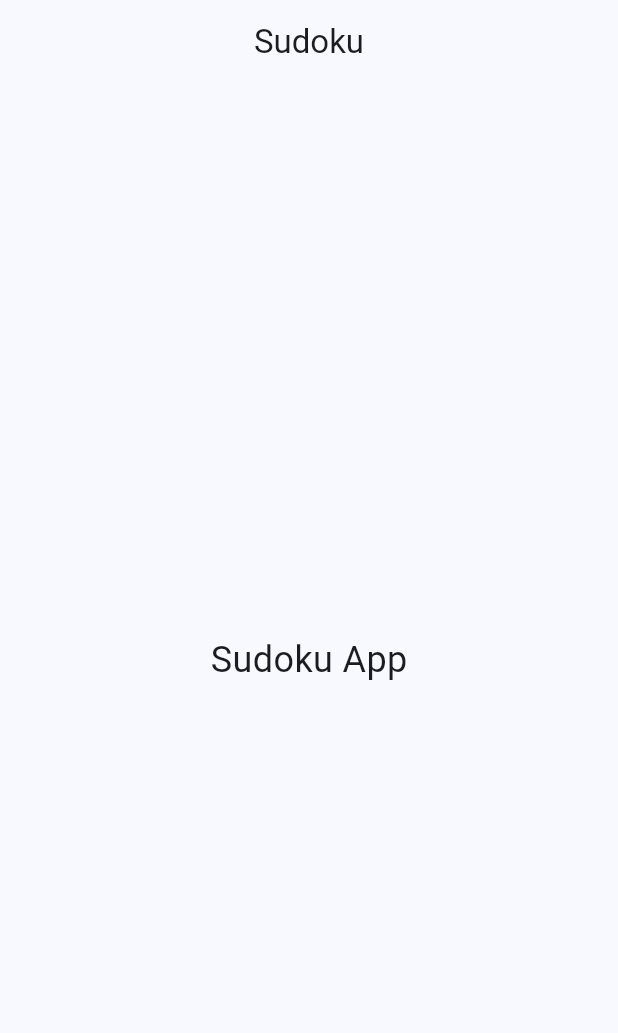
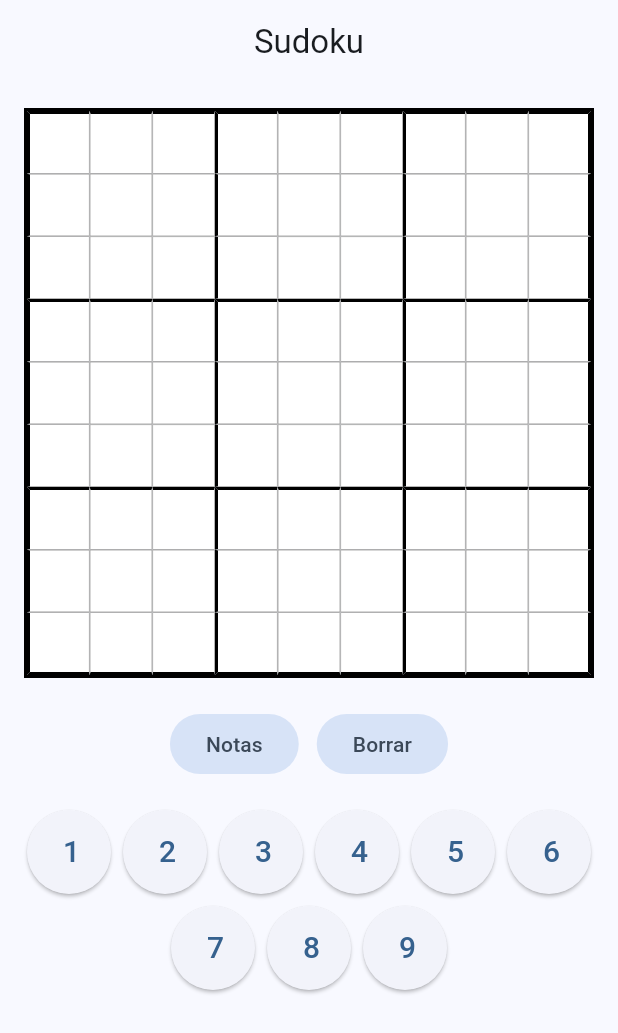
Before and after one commit to Maci050/sudoku_mobile, a Flutter app: the screen it shows after launch, on a phone screen of 412 x 824 dp. Shown: the top 1033 px of the screen. Run offline on Flutter 3.47's test engine with Material 3 defaults, Android fonts, the phone set to English and light mode, and no system bars; our stand-ins replace flutter_riverpod.

Commit message:
feat: Se ha añadido una cuadrícula de sudoku interactiva con selección de celdas, teclado y modo de notas

```diff
--- /dev/null
+++ b/lib/features/game/presentation/pages/game_page.dart
@@ -0,0 +1,52 @@
+import 'package:flutter/material.dart';
+import 'package:flutter_riverpod/flutter_riverpod.dart';
+import '../controllers/game_controller.dart';
+import '../widgets/game_toolbar.dart';
+import '../widgets/keypad.dart';
+import '../widgets/sudoku_grid.dart';
+
+class GamePage extends ConsumerWidget {
+  const GamePage({super.key});
+
+  @override
+  Widget build(BuildContext context, WidgetRef ref) {
+    final board = ref.watch(gameControllerProvider);
+
+    return Scaffold(
+      appBar: AppBar(
+        title: const Text('Sudoku'),
+        centerTitle: true,
+      ),
+      body: SafeArea(
+        child: Column(
+          children: [
+            const SizedBox(height: 16),
+            const Padding(
+              padding: EdgeInsets.symmetric(horizontal: 16),
+              child: SudokuGrid(),
+            ),
+            const SizedBox(height: 20),
+            GameToolbar(
+              notesMode: board.notesMode,
+              onToggleNotes: () {
+                ref.read(gameControllerProvider.notifier).toggleNotesMode();
+              },
+              onErase: () {
+                ref.read(gameControllerProvider.notifier).eraseSelectedCell();
+              },
+            ),
+            const SizedBox(height: 20),
+            Padding(
+              padding: const EdgeInsets.symmetric(horizontal: 16),
+              child: Keypad(
+                onPressed: (number) {
+                  ref.read(gameControllerProvider.notifier).inputNumber(number);
+                },
+              ),
+            ),
+          ],
+        ),
+      ),
+    );
+  }
+}
--- /dev/null
+++ b/lib/features/game/presentation/widgets/game_toolbar.dart
@@ -0,0 +1,32 @@
+import 'package:flutter/material.dart';
+
+class GameToolbar extends StatelessWidget {
+  final bool notesMode;
+  final VoidCallback onToggleNotes;
+  final VoidCallback onErase;
+
+  const GameToolbar({
+    super.key,
+    required this.notesMode,
+    required this.onToggleNotes,
+    required this.onErase,
+  });
+
+  @override
+  Widget build(BuildContext context) {
+    return Row(
+      mainAxisAlignment: MainAxisAlignment.center,
+      children: [
+        FilledButton.tonal(
+          onPressed: onToggleNotes,
+          child: Text(notesMode ? 'Notas: ON' : 'Notas'),
+        ),
+        const SizedBox(width: 12),
+        FilledButton.tonal(
+          onPressed: onErase,
+          child: const Text('Borrar'),
+        ),
+      ],
+    );
+  }
+}
--- /dev/null
+++ b/lib/features/game/presentation/widgets/keypad.dart
@@ -0,0 +1,34 @@
+import 'package:flutter/material.dart';
+
+class Keypad extends StatelessWidget {
+  final void Function(int number) onPressed;
+
+  const Keypad({
+    super.key,
+    required this.onPressed,
+  });
+
+  @override
+  Widget build(BuildContext context) {
+    return Wrap(
+      spacing: 8,
+      runSpacing: 8,
+      alignment: WrapAlignment.center,
+      children: List.generate(9, (index) {
+        final number = index + 1;
+
+        return SizedBox(
+          width: 56,
+          height: 56,
+          child: ElevatedButton(
+            onPressed: () => onPressed(number),
+            child: Text(
+              '$number',
+              style: const TextStyle(fontSize: 20),
+            ),
+          ),
+        );
+      }),
+    );
+  }
+}
--- /dev/null
+++ b/lib/features/game/presentation/widgets/sudoku_grid.dart
@@ -0,0 +1,105 @@
+import 'package:flutter/material.dart';
+import 'package:flutter_riverpod/flutter_riverpod.dart';
+import '../controllers/game_controller.dart';
+
+class SudokuGrid extends ConsumerWidget {
+  const SudokuGrid({super.key});
+
+  @override
+  Widget build(BuildContext context, WidgetRef ref) {
+    final board = ref.watch(gameControllerProvider);
+
+    return AspectRatio(
+      aspectRatio: 1,
+      child: Container(
+        decoration: BoxDecoration(
+          border: Border.all(color: Colors.black, width: 2),
+        ),
+        child: Column(
+          children: List.generate(9, (row) {
+            return Expanded(
+              child: Row(
+                children: List.generate(9, (col) {
+                  final value = board.values[row][col];
+                  final notes = board.notes[row][col];
+                  final isSelected =
+                      board.selectedRow == row && board.selectedCol == col;
+
+                  return Expanded(
+                    child: GestureDetector(
+                      onTap: () {
+                        ref.read(gameControllerProvider.notifier).selectCell(row, col);
+                      },
+                      child: Container(
+                        decoration: BoxDecoration(
+                          color: isSelected
+                              ? Colors.blue.withOpacity(0.2)
+                              : Colors.white,
+                          border: Border(
+                            top: BorderSide(
+                              color: row % 3 == 0 ? Colors.black : Colors.grey,
+                              width: row % 3 == 0 ? 2 : 0.5,
+                            ),
+                            left: BorderSide(
+                              color: col % 3 == 0 ? Colors.black : Colors.grey,
+                              width: col % 3 == 0 ? 2 : 0.5,
+                            ),
+                            right: BorderSide(
+                              color: col == 8 ? Colors.black : Colors.grey,
+                              width: col == 8 ? 2 : 0.5,
+                            ),
+                            bottom: BorderSide(
+                              color: row == 8 ? Colors.black : Colors.grey,
+                              width: row == 8 ? 2 : 0.5,
+                            ),
+                          ),
+                        ),
+                        child: Center(
+                          child: value != null
+                              ? Text(
+                                  '$value',
+                                  style: const TextStyle(
+                                    fontSize: 24,
+                                    fontWeight: FontWeight.bold,
+                                  ),
+                                )
+                              : _NotesView(notes: notes),
+                        ),
+                      ),
+                    ),
+                  );
+                }),
+              ),
+            );
+          }),
+        ),
+      ),
+    );
+  }
+}
+
+class _NotesView extends StatelessWidget {
+  final Set<int> notes;
+
+  const _NotesView({required this.notes});
+
+  @override
+  Widget build(BuildContext context) {
+    return Padding(
+      padding: const EdgeInsets.all(2),
+      child: GridView.count(
+        physics: const NeverScrollableScrollPhysics(),
+        crossAxisCount: 3,
+        children: List.generate(9, (index) {
+          final number = index + 1;
+          return Center(
+            child: Text(
+              notes.contains(number) ? '$number' : '',
+              style: const TextStyle(fontSize: 10, color: Colors.grey),
+            ),
+          );
+        }),
+      ),
+    );
+  }
+}
--- a/lib/main.dart
+++ b/lib/main.dart
@@ -1,7 +1,9 @@
 import 'package:flutter/material.dart';
+import 'package:flutter_riverpod/flutter_riverpod.dart';
+import 'features/game/presentation/pages/game_page.dart';
 
 void main() {
-  runApp(const SudokuApp());
+  runApp(const ProviderScope(child: SudokuApp()));
 }
 
 class SudokuApp extends StatelessWidget {
@@ -16,27 +18,7 @@ class SudokuApp extends StatelessWidget {
         useMaterial3: true,
         colorSchemeSeed: Colors.blue,
       ),
-      home: const HomePage(),
+      home: const GamePage(),
     );
   }
 }
-
-class HomePage extends StatelessWidget {
-  const HomePage({super.key});
-
-  @override
-  Widget build(BuildContext context) {
-    return Scaffold(
-      appBar: AppBar(
-        title: const Text("Sudoku"),
-        centerTitle: true,
-      ),
-      body: const Center(
-        child: Text(
-          "Sudoku App",
-          style: TextStyle(fontSize: 24),
-        ),
-      ),
-    );
-  }
-}
--- a/pubspec.yaml
+++ b/pubspec.yaml
@@ -34,6 +34,7 @@ dependencies:
   # The following adds the Cupertino Icons font to your application.
   # Use with the CupertinoIcons class for iOS style icons.
   cupertino_icons: ^1.0.8
+  flutter_riverpod: ^2.5.1
 
 dev_dependencies:
   flutter_test:
```
Also changed, not shown: lib/features/game/domain/game_board.dart (added, +41 -0 lines), lib/features/game/presentation/controllers/game_controller.dart (added, +77 -0 lines), pubspec.lock.
